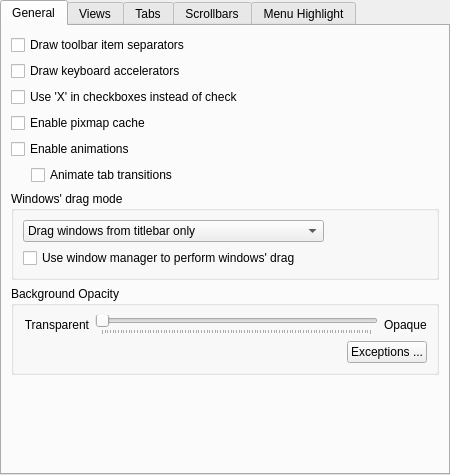
Above: oxygen-transparent/style/config/ui/oxygenstyleconfig.ui from mathieujobin/kde-playground-artwork before the change. Below: the same form after it.
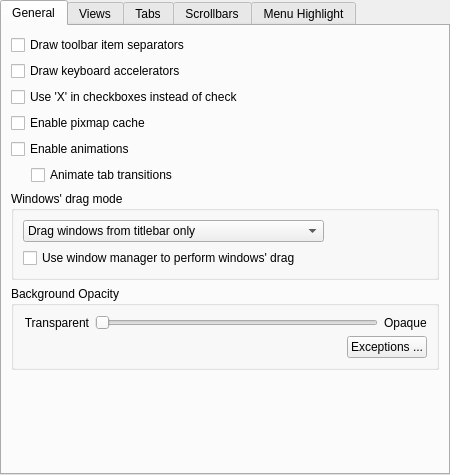
That is the form after the change. Custom widgets are drawn as their Qt base class.

Commit message: Removed ticks from sliders for consistancy with other sliders in kde.

The edit to the form file:
```diff
--- a/oxygen-transparent/style/config/ui/oxygenstyleconfig.ui
+++ b/oxygen-transparent/style/config/ui/oxygenstyleconfig.ui
@@ -193,7 +193,7 @@
                <enum>Qt::Horizontal</enum>
               </property>
               <property name="tickPosition">
-               <enum>QSlider::TicksBelow</enum>
+               <enum>QSlider::NoTicks</enum>
               </property>
              </widget>
             </item>
```
